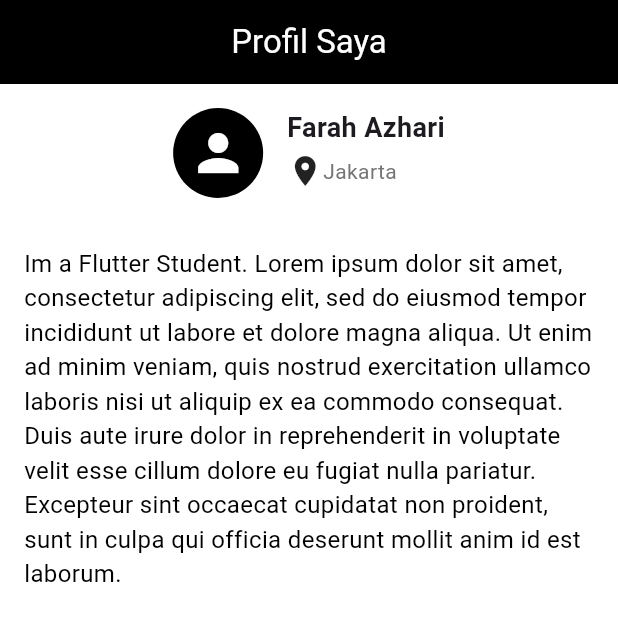
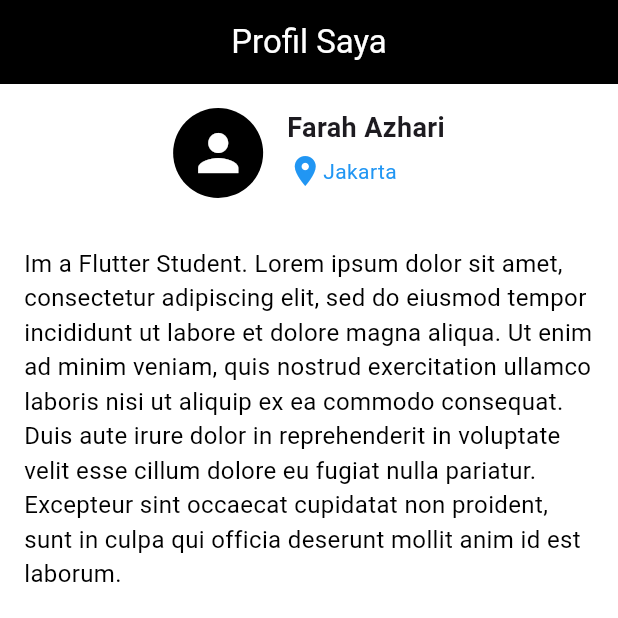
Before and after one commit to FarahAzhari/ppkdjp_flutter, a Flutter app: the screen it shows after launch, on a phone screen of 412 x 824 dp, the top half of it. Run offline on Flutter 3.47's test engine with Material 3 defaults, Android fonts, the phone set to English and light mode, and no system bars.

Commit message:
Revisi: Tugas 1 Flutter

```diff
--- a/lib/tugas_satu_flutter.dart
+++ b/lib/tugas_satu_flutter.dart
@@ -14,21 +14,20 @@ class TugasSatuFlutter extends StatelessWidget {
         foregroundColor: Colors.white,
       ),
       body: Column(
-        mainAxisAlignment:
-            MainAxisAlignment.start, // Vertically centers content
+        mainAxisAlignment: MainAxisAlignment.start, // Membuat konten vertikal
         children: [
           Padding(
             padding: EdgeInsets.all(16),
             child: Row(
               mainAxisAlignment:
                   MainAxisAlignment
-                      .center, // Optional: horizontally center the row
+                      .center, // Membuat Row menjadi center horizontal
               crossAxisAlignment: CrossAxisAlignment.start,
               children: [
                 CircleAvatar(
                   radius: 30,
+                  backgroundColor: Colors.black,
                   child: Icon(Icons.person, color: Colors.white, size: 40),
-                  backgroundColor: Colors.black,
                 ),
                 SizedBox(width: 16),
                 Column(
@@ -44,11 +43,8 @@ class TugasSatuFlutter extends StatelessWidget {
                     SizedBox(height: 4),
                     Row(
                       children: [
-                        Icon(Icons.location_on),
-                        Text(
-                          'Jakarta',
-                          style: TextStyle(color: Colors.grey[600]),
-                        ),
+                        Icon(Icons.location_on, color: Colors.blue),
+                        Text('Jakarta', style: TextStyle(color: Colors.blue)),
                       ],
                     ),
                   ],
```
